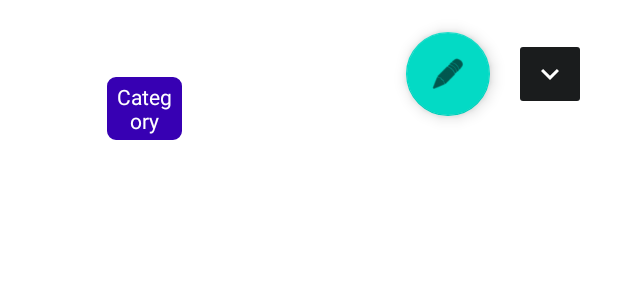
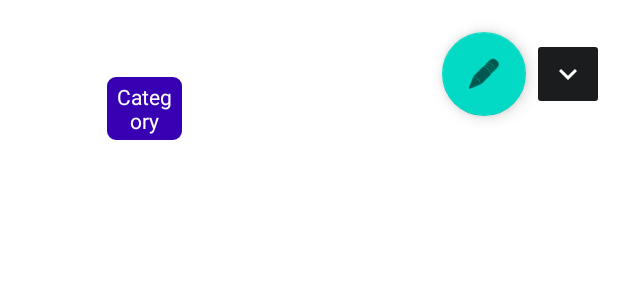
Before and after one commit to CMPUT301F22T08/AndroidImpact, an Android app: the layout ingredient_storage_item.xml on its own in the app's theme, with its tools: preview values and no code run, on a phone screen of 412 x 824 dp. Shown: the top 300 px of the screen. Run offline under Robolectric (Android 15) with nearby library versions, the phone set to English and light mode, and no system bars.

Commit message:
Updated dropdown UI - decreased padding

```diff
--- a/app/src/main/res/layout/ingredient_storage_item.xml
+++ b/app/src/main/res/layout/ingredient_storage_item.xml
@@ -57,7 +57,7 @@
             android:id="@+id/edit_store_ingredient"
             android:layout_width="wrap_content"
             android:layout_height="wrap_content"
-            android:layout_marginEnd="16dp"
+            android:layout_marginEnd="4dp"
             android:clickable="true"
             android:focusable="true"
             android:onClick="editStoreIngredient"
@@ -71,7 +71,7 @@
             android:id="@+id/store_ingredient_dropdown_toggle"
             android:layout_width="wrap_content"
             android:layout_height="wrap_content"
-            android:layout_marginEnd="16dp"
+            android:layout_marginEnd="4dp"
             android:backgroundTint="@color/background"
             android:minHeight="48dp"
             app:layout_constraintBottom_toBottomOf="parent"
```
